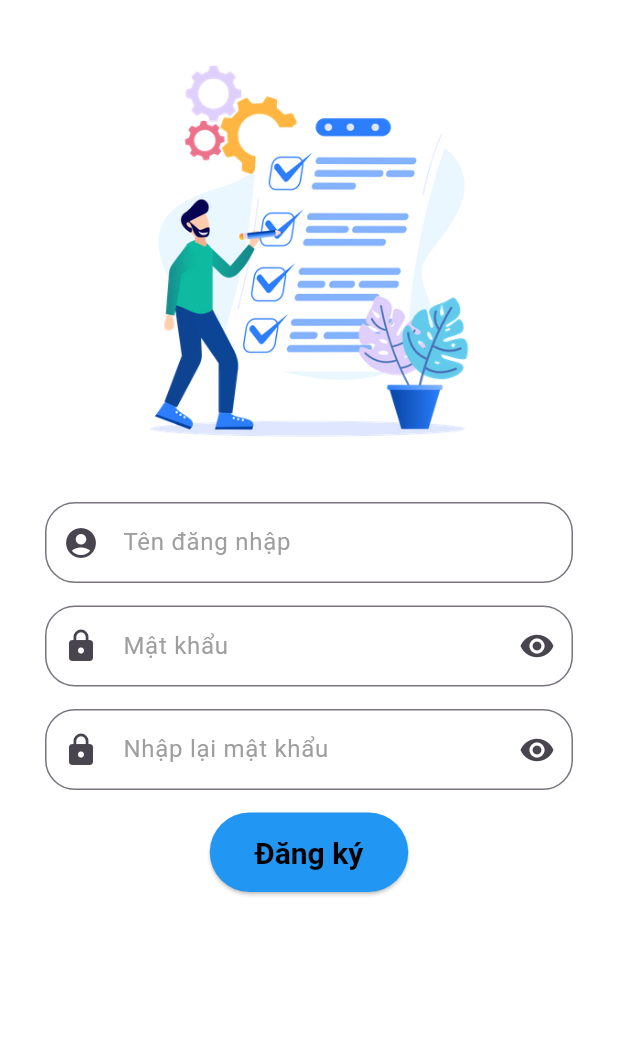
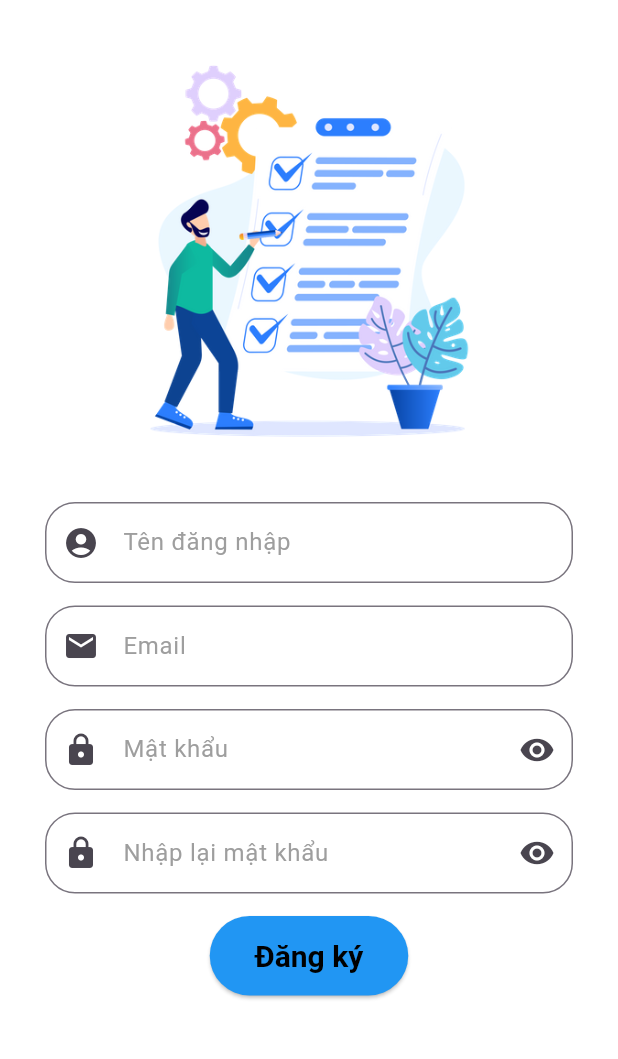
Before and after one commit to Thi1503/project, a Flutter app: the screen it shows after launch, after a tap on "Đăng ký", on a phone screen of 412 x 824 dp, the part 84-1143 px from its top. Run offline on Flutter 3.47's test engine with Material 3 defaults, Android fonts, the phone set to English and light mode, and no system bars; our stand-ins replace sqflite; accounts and stored records are empty.

Commit message:
Đầy đủ các khung màn hình
Signed-off-by: Thi1503 <thile15032003@gmail.com>

```diff
--- /dev/null
+++ b/lib/database/data_helper.dart
@@ -0,0 +1 @@
+// TODO Implement this library.
--- /dev/null
+++ b/lib/database/label.dart
@@ -0,0 +1,29 @@
+class Label {
+  int? labelId;
+  int userId;
+  String name;
+
+  Label({
+    this.labelId,
+    required this.userId,
+    required this.name,
+  });
+
+  // Convert a Label object into a Map object
+  Map<String, dynamic> toMap() {
+    return {
+      'label_id': labelId,
+      'user_id': userId,
+      'name': name,
+    };
+  }
+
+  // Extract a Label object from a Map object
+  factory Label.fromMap(Map<String, dynamic> map) {
+    return Label(
+      labelId: map['label_id'],
+      userId: map['user_id'],
+      name: map['name'],
+    );
+  }
+}
--- /dev/null
+++ b/lib/database/note.dart
@@ -0,0 +1,49 @@
+class Note {
+  int? noteId;
+  int userId;
+  String title;
+  String content;
+  bool isDone;
+  bool isDeleted;
+  DateTime? createdAt;
+  DateTime? updatedAt;
+
+  Note({
+    this.noteId,
+    required this.userId,
+    required this.title,
+    required this.content,
+    this.isDone = false,
+    this.isDeleted = false,
+    this.createdAt,
+    this.updatedAt,
+  });
+
+  // Convert a Note object into a Map object
+  Map<String, dynamic> toMap() {
+    return {
+      'note_id': noteId,
+      'user_id': userId,
+      'title': title,
+      'content': content,
+      'is_archived': isDone ? 1 : 0,
+      'is_deleted': isDeleted ? 1 : 0,
+      'created_at': createdAt?.toIso8601String(),
+      'updated_at': updatedAt?.toIso8601String(),
+    };
+  }
+
+  // Extract a Note object from a Map object
+  factory Note.fromMap(Map<String, dynamic> map) {
+    return Note(
+      noteId: map['note_id'],
+      userId: map['user_id'],
+      title: map['title'],
+      content: map['content'],
+      isDone: map['is_archived'] == 1,
+      isDeleted: map['is_deleted'] == 1,
+      createdAt: map['created_at'] != null ? DateTime.parse(map['created_at']) : null,
+      updatedAt: map['updated_at'] != null ? DateTime.parse(map['updated_at']) : null,
+    );
+  }
+}
--- /dev/null
+++ b/lib/database/user.dart
@@ -0,0 +1,37 @@
+class User {
+  int? userId;
+  String? username;
+  String? email;
+  String? password;
+  DateTime? createdAt; // Thay đổi kiểu dữ liệu thành DateTime
+
+  User({
+    this.userId,
+    this.username,
+    this.email,
+    this.password,
+    this.createdAt,
+  });
+
+  // Convert a User object into a Map object
+  Map<String, dynamic> toMap() {
+    return {
+      'user_id': userId,
+      'username': username,
+      'email': email,
+      'password': password,
+      'created_at': createdAt?.toIso8601String(),
+    };
+  }
+
+  // Extract a User object from a Map object
+  factory User.fromMap(Map<String, dynamic> map) {
+    return User(
+      userId: map['user_id'],
+      username: map['username'],
+      email: map['email'],
+      password: map['password'],
+      createdAt: map['created_at'] != null ? DateTime.parse(map['created_at']) : null,
+    );
+  }
+}
--- a/lib/main.dart
+++ b/lib/main.dart
@@ -14,7 +14,7 @@ class MyApp extends StatelessWidget {
   Widget build(BuildContext context) {
     SystemChrome.setSystemUIOverlayStyle(
         const SystemUiOverlayStyle(statusBarColor: Colors.white));
-    return MaterialApp(
+    return const MaterialApp(
       debugShowCheckedModeBanner: false,
       title: 'ToDo App',
       home: SignInScreen(),
--- a/lib/sign_in_screen.dart
+++ b/lib/sign_in_screen.dart
@@ -1,7 +1,8 @@
+import 'package:do_an_1/home.dart';
 import 'package:do_an_1/sign_out_screen.dart';
 import 'package:flutter/material.dart';
-
-import 'home.dart';
+import 'package:do_an_1/database/database_helper.dart';
+import 'package:do_an_1/database/user.dart'; // Thay thế your_app bằng tên gói của bạn
 
 class SignInScreen extends StatefulWidget {
   const SignInScreen({Key? key}) : super(key: key);
@@ -11,7 +12,12 @@ class SignInScreen extends StatefulWidget {
 }
 
 class _SignInScreenState extends State<SignInScreen> {
+  final TextEditingController _emailController = TextEditingController();
+  final TextEditingController _passwordController = TextEditingController();
+
   bool _isObscure = true;
+
+  final DatabaseHelper dbHelper = DatabaseHelper();
 
   @override
   Widget build(BuildContext context) {
@@ -45,18 +51,19 @@ class _SignInScreenState extends State<SignInScreen> {
                         color: Colors.white,
                         borderRadius: BorderRadius.circular(20),
                       ),
-                      child: const TextField(
-                        style: TextStyle(
+                      child: TextField(
+                        controller: _emailController,
+                        style: const TextStyle(
                           fontSize: 16,
                           color: Colors.black,
                         ),
                         decoration: InputDecoration(
-                          prefixIcon: Icon(Icons.account_circle),
-                          contentPadding: EdgeInsets.symmetric(
+                          prefixIcon: const Icon(Icons.email),
+                          contentPadding: const EdgeInsets.symmetric(
                               horizontal: 15, vertical: 15),
-                          hintText: 'Tên đăng nhập',
+                          hintText: 'Email',
                           hintStyle: TextStyle(color: Colors.grey),
-                          border: OutlineInputBorder(
+                          border: const OutlineInputBorder(
                             borderSide: BorderSide(
                               color: Colors.black,
                               width: 5.0,
@@ -74,13 +81,14 @@ class _SignInScreenState extends State<SignInScreen> {
                         borderRadius: BorderRadius.circular(20),
                       ),
                       child: TextField(
+                        controller: _passwordController,
                         style: const TextStyle(
                           fontSize: 16,
                           color: Colors.black,
                         ),
                         obscureText: _isObscure,
                         decoration: InputDecoration(
-                          prefixIcon: Icon(Icons.lock),
+                          prefixIcon: const Icon(Icons.lock),
                           contentPadding: const EdgeInsets.symmetric(
                               horizontal: 15, vertical: 15),
                           hintText: 'Mật khẩu',
@@ -123,7 +131,7 @@ class _SignInScreenState extends State<SignInScreen> {
                               Navigator.push(
                                 context,
                                 MaterialPageRoute(
-                                    builder: (context) => SignOtScreen()),
+                                    builder: (context) => SignUpScreen()),
                               );
                             },
                             child: const Text(
@@ -142,19 +150,27 @@ class _SignInScreenState extends State<SignInScreen> {
                 ),
               ),
               ElevatedButton(
-                onPressed: () {
+                onPressed: () async {
+                  bool isLoggedIn = await dbHelper.checkLogin(
+                    _emailController.text,
+                    _passwordController.text,
+                  );
+
+                  if (isLoggedIn) {
                     Navigator.push(
                       context,
-                    MaterialPageRoute(
-                        builder: (context) => Home()),
+                      MaterialPageRoute(builder: (context) => Home()),
                     );
+                  } else {
+                    // Xử lý thông báo khi đăng nhập thất bại
+                  }
                 },
                 style: ElevatedButton.styleFrom(
                   backgroundColor: Colors.blue, // Màu nền của button
-                  padding: EdgeInsets.symmetric(horizontal: 30, vertical: 15),
-                  textStyle: TextStyle(fontSize: 18),
+                  padding: const EdgeInsets.symmetric(horizontal: 30, vertical: 15),
+                  textStyle: const TextStyle(fontSize: 18),
                 ),
-                child: Text(
+                child: const Text(
                   'Đăng nhập',
                   style: TextStyle(
                       fontSize: 20,
--- a/lib/sign_out_screen.dart
+++ b/lib/sign_out_screen.dart
@@ -1,16 +1,22 @@
 import 'package:do_an_1/sign_in_screen.dart';
 import 'package:flutter/material.dart';
+import 'package:do_an_1/database/database_helper.dart';
+import 'package:do_an_1/database/user.dart';
+import 'package:intl/intl.dart';
 
-import 'home.dart';
-
-class SignOtScreen extends StatefulWidget {
-  const SignOtScreen({Key? key}) : super(key: key);
+class SignUpScreen extends StatefulWidget {
+  const SignUpScreen({Key? key}) : super(key: key);
 
   @override
-  _SignOtScreenState createState() => _SignOtScreenState();
+  _SignUpScreenState createState() => _SignUpScreenState();
 }
 
-class _SignOtScreenState extends State<SignOtScreen> {
+class _SignUpScreenState extends State<SignUpScreen> {
+  final DatabaseHelper dbHelper = DatabaseHelper();
+  final TextEditingController _usernameController = TextEditingController();
+  final TextEditingController _emailController = TextEditingController();
+  final TextEditingController _passwordController = TextEditingController();
+  final TextEditingController _confirmPasswordController = TextEditingController();
   bool _isObscure = true;
   bool _isObscure2 = true;
 
@@ -45,7 +51,8 @@ class _SignOtScreenState extends State<SignOtScreen> {
                         color: Colors.white,
                         borderRadius: BorderRadius.circular(20),
                       ),
-                      child: const TextField(
+                      child: TextField(
+                        controller: _usernameController,
                         style: TextStyle(
                           fontSize: 16,
                           color: Colors.black,
@@ -74,6 +81,36 @@ class _SignOtScreenState extends State<SignOtScreen> {
                         borderRadius: BorderRadius.circular(20),
                       ),
                       child: TextField(
+                        controller: _emailController,
+                        style: TextStyle(
+                          fontSize: 16,
+                          color: Colors.black,
+                        ),
+                        decoration: InputDecoration(
+                          prefixIcon: Icon(Icons.email),
+                          contentPadding: EdgeInsets.symmetric(
+                              horizontal: 15, vertical: 15),
+                          hintText: 'Email',
+                          hintStyle: TextStyle(color: Colors.grey),
+                          border: OutlineInputBorder(
+                            borderSide: BorderSide(
+                              color: Colors.black,
+                              width: 5.0,
+                            ),
+                            borderRadius:
+                            BorderRadius.all(Radius.circular(20.0)),
+                          ),
+                        ),
+                      ),
+                    ),
+                    const SizedBox(height: 15),
+                    Container(
+                      decoration: BoxDecoration(
+                        color: Colors.white,
+                        borderRadius: BorderRadius.circular(20),
+                      ),
+                      child: TextField(
+                        controller: _passwordController,
                         style: const TextStyle(
                           fontSize: 16,
                           color: Colors.black,
@@ -113,6 +150,7 @@ class _SignOtScreenState extends State<SignOtScreen> {
                         borderRadius: BorderRadius.circular(20),
                       ),
                       child: TextField(
+                        controller: _confirmPasswordController,
                         style: const TextStyle(
                           fontSize: 16,
                           color: Colors.black,
@@ -149,15 +187,38 @@ class _SignOtScreenState extends State<SignOtScreen> {
                 ),
               ),
               ElevatedButton(
-                onPressed: () {
-                  Navigator.push(
-                    context,
-                    MaterialPageRoute(
-                        builder: (context) => SignInScreen()),
-                  );
+                onPressed: () async {
+                  bool isRegistered = await dbHelper.checkSignUp(_emailController.text);
+                  if (isRegistered) {
+                    ScaffoldMessenger.of(context).showSnackBar(
+                      SnackBar(content: Text('Email đã được sử dụng')),
+                    );
+                  } else {
+                    if (_passwordController.text == _confirmPasswordController.text) {
+                      // Tạo một đối tượng DateTime từ chuỗi ngày giờ hiện tại
+                      DateTime now = DateTime.now();
+
+                      User user = User(
+                        username: _usernameController.text,
+                        email: _emailController.text,
+                        password: _passwordController.text,
+                        // Sử dụng đối tượng DateTime đã tạo để gán cho createdAt
+                        createdAt: now,
+                      );
+                      await dbHelper.insertUser(user);
+                      Navigator.push(
+                        context,
+                        MaterialPageRoute(builder: (context) => SignInScreen()),
+                      );
+                    } else {
+                      ScaffoldMessenger.of(context).showSnackBar(
+                        SnackBar(content: Text('Mật khẩu không khớp')),
+                      );
+                    }
+                  }
                 },
                 style: ElevatedButton.styleFrom(
-                  backgroundColor: Colors.blue, // Màu nền của button
+                  backgroundColor: Colors.blue,
                   padding: EdgeInsets.symmetric(horizontal: 30, vertical: 15),
                   textStyle: TextStyle(fontSize: 18),
                 ),
@@ -170,6 +231,7 @@ class _SignOtScreenState extends State<SignOtScreen> {
                   ),
                 ),
               ),
+
             ],
           ),
         ),
--- a/lib/todo_model.dart
+++ /dev/null
@@ -1,41 +0,0 @@
-import 'dart:convert';
-
-class ToDo {
-  int id;
-  String? imagePath;
-  String? titleNode;
-  String? contentNode;
-
-  ToDo({
-    required this.id,
-    required this.imagePath,
-    required this.titleNode,
-    required this.contentNode,
-  });
-
-  factory ToDo.fromMap(Map<String, dynamic> json) => ToDo(
-    id: json["id"],
-    imagePath: json["imagePath"],
-    titleNode: json["titleNode"],
-    contentNode: json["contentNode"],
-  );
-
-  Map<String, dynamic> toMap() => {
-    "id": id,
-    "imagePath": imagePath,
-    "titleNode": titleNode,
-    "contentNode": contentNode,
-  };
-
-
-}
-
-ToDo todoFromJson(String str) {
-  final jsonData = json.decode(str);
-  return ToDo.fromMap(jsonData);
-}
-
-String todoToJson(ToDo data) {
-  final dyn = data.toMap();
-  return json.encode(dyn);
-}
```
Also changed, not shown: lib/database.dart (deleted, +0 -153 lines), lib/database/database_helper.dart (added, +211 -0 lines), lib/home.dart (+2 -42 lines), lib/todo_list.dart (+5 -3 lines), pubspec.yaml (+7 -3 lines), pubspec.lock. Lines whose indentation alone changed are shown as unchanged.
